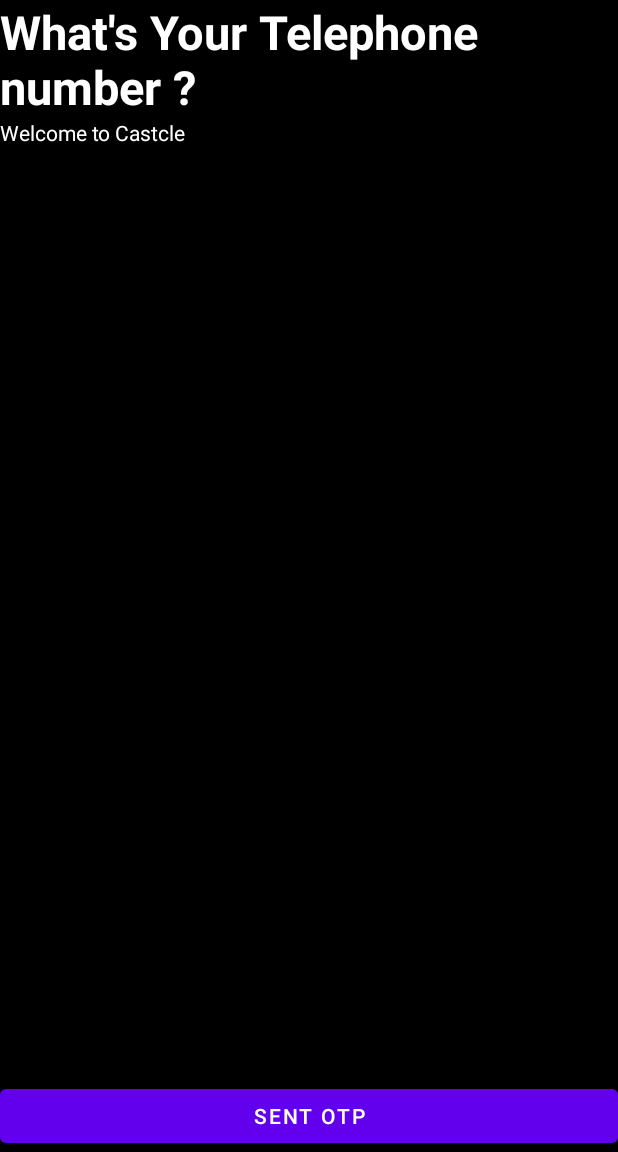
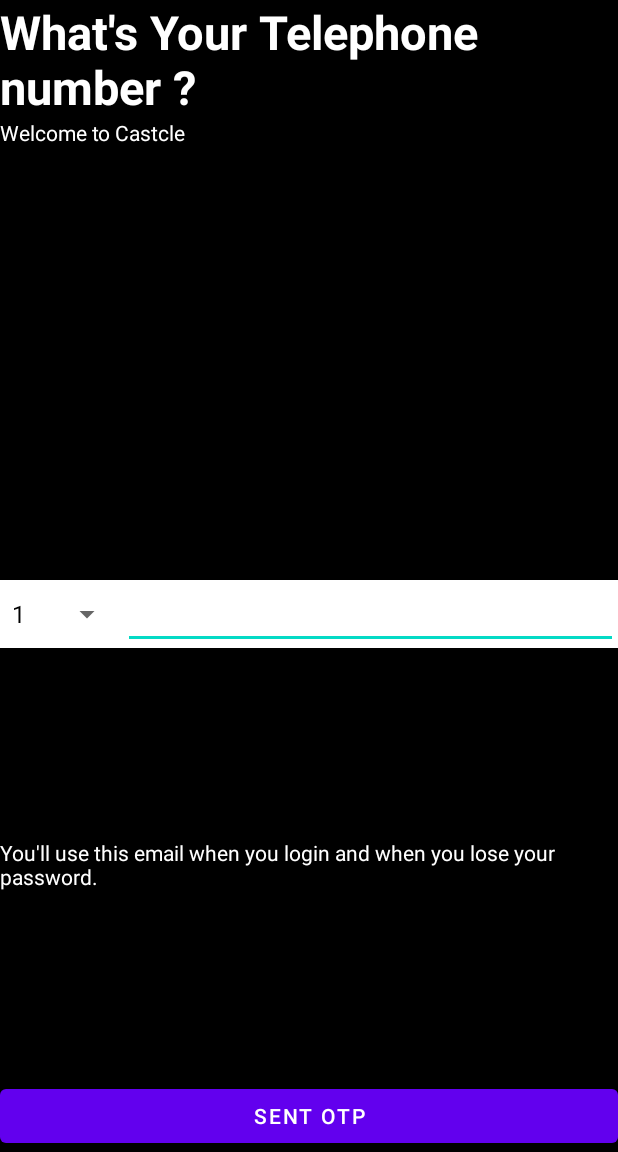
Before and after one commit to Sitthipol/castcleTest, an Android app: the fragment PhoneNumberInputFragment shown on its own in the app's theme, on a phone screen of 412 x 824 dp, the part 84-1236 px from its top. Run offline under Robolectric (Android 15) with nearby library versions, the phone set to English and light mode, and no system bars; our stand-ins replace data binding.

Commit message:
Add ViewBinding Databinding and retrofit

```diff
--- a/app/src/main/AndroidManifest.xml
+++ b/app/src/main/AndroidManifest.xml
@@ -9,7 +9,7 @@
         android:roundIcon="@mipmap/ic_launcher_round"
         android:supportsRtl="true"
         android:theme="@style/Theme.CastcleTestApp">
-        <activity android:name=".registerscreen.RegisterActivity"></activity>
+        <activity android:name=".RegisterActivity"></activity>
         <activity android:name=".MainActivity">
             <intent-filter>
                 <action android:name="android.intent.action.MAIN" />
--- a/app/src/main/java/com/example/castcletestapp/MainActivity.kt
+++ b/app/src/main/java/com/example/castcletestapp/MainActivity.kt
@@ -1,7 +1,7 @@
 package com.example.castcletestapp
 
+import android.os.Bundle
 import androidx.appcompat.app.AppCompatActivity
-import android.os.Bundle
 
 class MainActivity : AppCompatActivity() {
     override fun onCreate(savedInstanceState: Bundle?) {
--- /dev/null
+++ b/app/src/main/java/com/example/castcletestapp/PhoneNumberInputFragment.kt
@@ -0,0 +1,50 @@
+package com.example.castcletestapp
+
+import android.content.Context
+import android.os.Bundle
+import android.util.Log
+import android.view.LayoutInflater
+import android.view.View
+import android.view.ViewGroup
+import android.widget.ArrayAdapter
+import androidx.fragment.app.Fragment
+import androidx.lifecycle.ViewModelProvider
+import com.example.castcletestapp.databinding.PhoneNumberInputFragmentBinding
+
+class PhoneNumberInputFragment : Fragment() {
+
+    private lateinit var binding: PhoneNumberInputFragmentBinding
+    private lateinit var viewModel: PhoneNumberInputViewModel
+    private lateinit var mContext: Context
+
+    override fun onCreateView(
+        inflater: LayoutInflater,
+        container: ViewGroup?,
+        savedInstanceState: Bundle?
+    ): View? {
+        binding = PhoneNumberInputFragmentBinding.inflate(layoutInflater)
+        return binding.root
+    }
+
+    override fun onViewCreated(view: View, savedInstanceState: Bundle?) {
+        super.onViewCreated(view, savedInstanceState)
+        viewModel = ViewModelProvider(this).get(PhoneNumberInputViewModel::class.java)
+        var listCountry = ArrayList<Int>()
+
+        for (i in 1..4){
+            listCountry.add(i)
+        }
+        val adapter = ArrayAdapter(mContext, android.R.layout.simple_spinner_dropdown_item, listCountry)
+        adapter.setDropDownViewResource(android.R.layout.simple_spinner_dropdown_item)
+
+        binding.apply {
+            btnSendOtp.setOnClickListener { Log.d("Beznnz", "test") }
+            countryList.adapter = adapter
+        }
+    }
+
+    override fun onAttach(context: Context) {
+        super.onAttach(context)
+        this.mContext = context
+    }
+}
--- /dev/null
+++ b/app/src/main/java/com/example/castcletestapp/PhoneNumberInputViewModel.kt
@@ -0,0 +1,11 @@
+package com.example.castcletestapp
+
+import androidx.lifecycle.ViewModel
+
+class PhoneNumberInputViewModel : ViewModel() {
+
+    fun getCountryList(){
+
+    }
+
+}
--- /dev/null
+++ b/app/src/main/java/com/example/castcletestapp/model/Country.kt
@@ -0,0 +1,5 @@
+package com.example.castcletestapp.model
+
+data class Country(
+    var country: String
+)
--- a/app/src/main/java/com/example/castcletestapp/registerscreen/ui/phonenumberinput/PhoneNumberInputFragment.kt
+++ /dev/null
@@ -1,32 +0,0 @@
-package com.example.castcletestapp.registerscreen.ui.phonenumberinput
-
-import androidx.lifecycle.ViewModelProvider
-import android.os.Bundle
-import androidx.fragment.app.Fragment
-import android.view.LayoutInflater
-import android.view.View
-import android.view.ViewGroup
-import com.example.castcletestapp.R
-
-class PhoneNumberInputFragment : Fragment() {
-
-    companion object {
-        fun newInstance() = PhoneNumberInputFragment()
-    }
-
-    private lateinit var viewModel: PhoneNumberInputViewModel
-
-    override fun onCreateView(
-        inflater: LayoutInflater, container: ViewGroup?,
-        savedInstanceState: Bundle?
-    ): View {
-        return inflater.inflate(R.layout.phone_number_input_fragment, container, false)
-    }
-
-    override fun onActivityCreated(savedInstanceState: Bundle?) {
-        super.onActivityCreated(savedInstanceState)
-        viewModel = ViewModelProvider(this).get(PhoneNumberInputViewModel::class.java)
-        // TODO: Use the ViewModel
-    }
-
-}
--- a/app/src/main/res/layout/phone_number_input_fragment.xml
+++ b/app/src/main/res/layout/phone_number_input_fragment.xml
@@ -1,21 +1,24 @@
 <?xml version="1.0" encoding="utf-8"?>
-<androidx.constraintlayout.widget.ConstraintLayout xmlns:android="http://schemas.android.com/apk/res/android"
+<layout xmlns:tools="http://schemas.android.com/tools"
     xmlns:app="http://schemas.android.com/apk/res-auto"
-    xmlns:tools="http://schemas.android.com/tools"
+    xmlns:android="http://schemas.android.com/apk/res/android">
+    <data>
+
+    </data>
+<androidx.constraintlayout.widget.ConstraintLayout
     android:id="@+id/phone_number_input"
     android:layout_width="match_parent"
     android:layout_height="match_parent"
-    android:background="@color/black"
-    tools:context=".ui.phonenumberinput.PhoneNumberInputFragment">
+    android:background="@color/black">
 
     <TextView
         android:id="@+id/message"
         android:layout_width="wrap_content"
         android:layout_height="wrap_content"
         android:text="What's Your Telephone number ?"
+        android:textColor="@color/white"
         android:textSize="31sp"
         android:textStyle="bold"
-        android:textColor="@color/white"
         app:layout_constraintStart_toStartOf="parent"
         app:layout_constraintTop_toTopOf="parent" />
 
@@ -33,14 +36,17 @@
         android:layout_width="match_parent"
         android:layout_height="wrap_content"
         android:orientation="horizontal"
+        app:layout_constraintBottom_toTopOf="@+id/btn_send_otp"
         app:layout_constraintEnd_toEndOf="parent"
         app:layout_constraintStart_toStartOf="parent"
+        android:background="@color/white"
         app:layout_constraintTop_toBottomOf="@+id/tv_welcome_castcle">
 
-        <androidx.recyclerview.widget.RecyclerView
-            android:id="@+id/list_country_code"
-            android:layout_width="wrap_content"
-            android:layout_height="wrap_content"
+        <Spinner
+            android:id="@+id/country_list"
+            android:layout_width="0dp"
+            android:layout_weight="1"
+            android:layout_height="match_parent"
             app:layout_constraintBottom_toBottomOf="@+id/ed_phone"
             app:layout_constraintEnd_toStartOf="@+id/ed_phone"
             app:layout_constraintStart_toStartOf="parent"
@@ -50,7 +56,7 @@
             android:id="@+id/ed_phone_number"
             android:layout_width="0dp"
             android:layout_height="wrap_content"
-            android:layout_weight="1" />
+            android:layout_weight="4" />
 
     </LinearLayout>
 
@@ -59,6 +65,7 @@
         android:layout_width="wrap_content"
         android:layout_height="wrap_content"
         android:text="You'll use this email when you login and when you lose your password."
+        android:textColor="@color/white"
         app:layout_constraintBottom_toTopOf="@+id/btn_send_otp"
         app:layout_constraintEnd_toEndOf="parent"
         app:layout_constraintStart_toStartOf="parent"
@@ -74,3 +81,4 @@
         app:layout_constraintStart_toStartOf="parent" />
 
 </androidx.constraintlayout.widget.ConstraintLayout>
+</layout>
--- a/app/src/main/res/values/strings.xml
+++ b/app/src/main/res/values/strings.xml
@@ -1,3 +1,5 @@
 <resources>
     <string name="app_name">CastcleTestApp</string>
+    <!-- TODO: Remove or change this placeholder text -->
+    <string name="hello_blank_fragment">Hello blank fragment</string>
 </resources>
--- a/build.gradle
+++ b/build.gradle
@@ -1,13 +1,14 @@
 // Top-level build file where you can add configuration options common to all sub-projects/modules.
 buildscript {
     ext.kotlin_version = "1.4.32"
+    ext.nav_version = "2.3.5"
     repositories {
         google()
         jcenter()
     }
     dependencies {
-        classpath "com.android.tools.build:gradle:4.1.3"
-        classpath "org.jetbrains.kotlin:kotlin-gradle-plugin:$kotlin_version"
+        classpath 'com.android.tools.build:gradle:7.0.3'
+        classpath "org.jetbrains.kotlin:kotlin-gradle-plugin:1.5.20"
 
         // NOTE: Do not place your application dependencies here; they belong
         // in the individual module build.gradle files
```
Also changed, not shown: app/build.gradle (+15 -3 lines), app/src/main/java/com/example/castcletestapp/SplashFragment.kt (added, +34 -0 lines), app/src/main/java/com/example/castcletestapp/registerscreen/RegisterActivity.kt (deleted, +0 -19 lines), app/src/main/java/com/example/castcletestapp/registerscreen/ui/phonenumberinput/PhoneNumberInputViewModel.kt (deleted, +0 -7 lines), app/src/main/java/com/example/castcletestapp/repository/Repository.kt (added, +39 -0 lines), app/src/main/java/com/example/castcletestapp/service/ApiInterface.kt (added, +10 -0 lines), app/src/main/java/com/example/castcletestapp/service/RetrofitService.kt (added, +26 -0 lines), app/src/main/res/layout/activity_main.xml (+10 -44 lines), app/src/main/res/layout/fragment_splash.xml (added, +58 -0 lines), app/src/main/res/layout/register_activity.xml (deleted, +0 -7 lines), app/src/main/res/navigation/nav_graph.xml (added, +25 -0 lines), gradle/wrapper/gradle-wrapper.properties.
